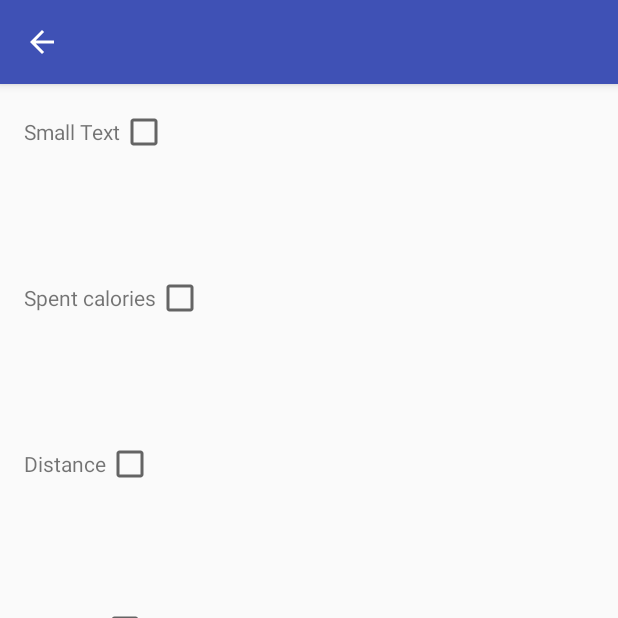
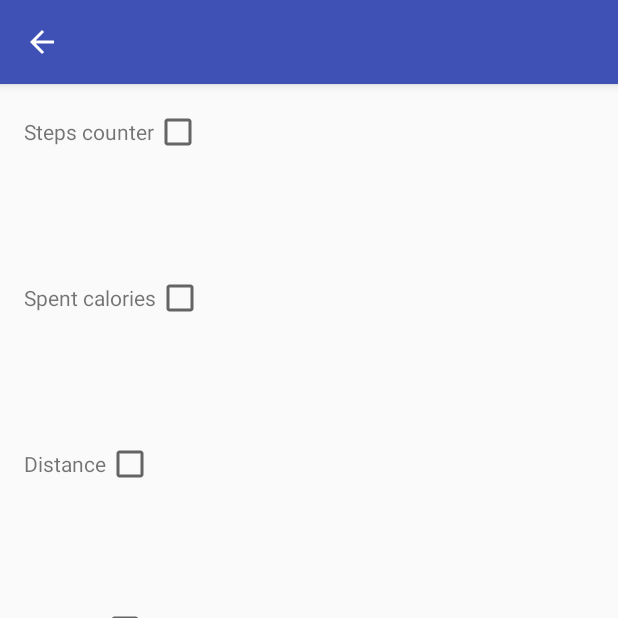
Before and after one commit to KilosaMagali/Podobip, an Android app: the WidgetController screen opened directly, with no data from a screen before it, on a phone screen of 412 x 824 dp, the top half of it. Run offline under Robolectric (Android 15) with nearby library versions, the phone set to English and light mode, and no system bars.

Commit message:
Fixed missing string

```diff
--- a/app/src/main/res/layout/activity_widget_controller.xml
+++ b/app/src/main/res/layout/activity_widget_controller.xml
@@ -28,7 +28,7 @@
                 android:layout_width="wrap_content"
                 android:layout_height="wrap_content"
                 android:textAppearance="?android:attr/textAppearanceSmall"
-                android:text="Small Text"
+                android:text="@string/stepsLabel"
                 android:id="@+id/stepsLabel" />
 
             <CheckBox
```
